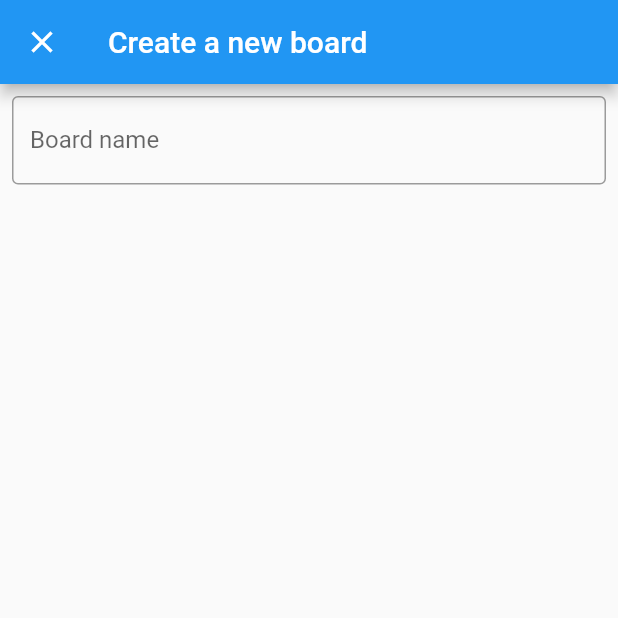
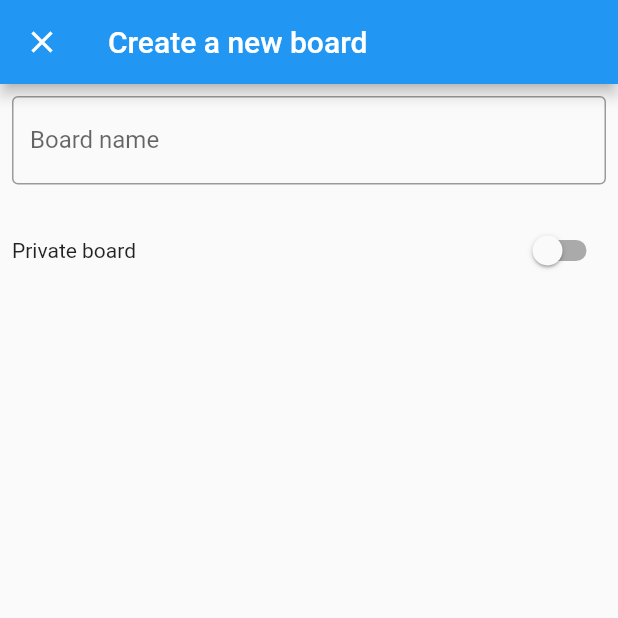
Before and after one commit to team-e-org/mobile, a Flutter app: the NewBoardScreen screen opened by its route, on a phone screen of 412 x 824 dp, the top half of it. Run offline on Flutter 3.47's test engine with Material 2 defaults, Android fonts, the phone set to English and light mode, and no system bars; our stand-ins replace equatable, flutter_bloc; generated files the repository leaves out were written again.

Commit message:
Add private board switch

```diff
--- a/lib/view/new_board_screen.dart
+++ b/lib/view/new_board_screen.dart
@@ -29,10 +29,27 @@ class NewBoardScreen extends StatelessWidget {
               onChanged: (value) {
                 // TODO 変更を通知する
               },
-            )
+            ),
+            SizedBox(height: 20),
+            _buildPrivateBoardSwitch(context),
           ],
         ),
       ),
     );
   }
+
+  Widget _buildPrivateBoardSwitch(BuildContext context) {
+    return Row(
+      children: <Widget>[
+        Text('Private board'),
+        Spacer(),
+        Switch(
+          value: false, // TODO
+          onChanged: (value) {
+            // TODO
+          },
+        ),
+      ],
+    );
+  }
 }
```
